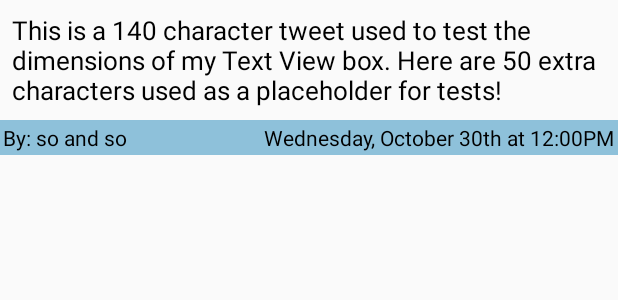
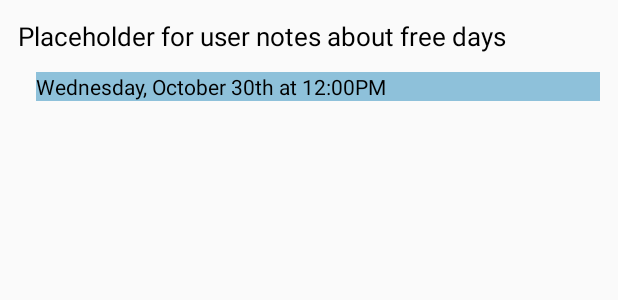
Before and after one commit to nifferdil/Free-Days, an Android app: the layout note_list_item.xml on its own in the app's theme, with its tools: preview values and no code run, on a phone screen of 412 x 824 dp. Shown: the top 300 px of the screen. Run offline under Robolectric (Android 15) with nearby library versions, the phone set to English and light mode, and no system bars.

```diff
--- a/app/src/main/java/UI/FreeDaysActivity.java
+++ b/app/src/main/java/UI/FreeDaysActivity.java
@@ -55,7 +55,6 @@ public class FreeDaysActivity extends AppCompatActivity {
                 startActivity(intent);
             }
         });
-
     }
 
     private void setLayoutConTent() {
--- a/app/src/main/res/layout/note_list_item.xml
+++ b/app/src/main/res/layout/note_list_item.xml
@@ -1,4 +1,3 @@
-
 <?xml version="1.0" encoding="utf-8"?>
 <RelativeLayout xmlns:android="http://schemas.android.com/apk/res/android"
     android:orientation="vertical"
@@ -6,44 +5,27 @@
     android:layout_height="wrap_content">
 
     <TextView
-        android:layout_width="wrap_content"
+        android:layout_width="match_parent"
         android:layout_height="wrap_content"
-        android:textAppearance="?android:attr/textAppearanceSmall"
-        android:text="By: so and so"
-        android:id="@+id/nameLabel"
-        android:enabled="true"
-        android:background="#8ec1da"
+        android:text="Placeholder for user notes about free days"
+        android:id="@+id/noteLabel"
+        android:textSize="17sp"
         android:textColor="@android:color/black"
-        android:padding="2dp"
-        android:layout_below="@+id/tweetLabel"
-        android:layout_alignParentLeft="true"
+        android:layout_alignParentTop="true"
         android:layout_alignParentStart="true"
-        android:layout_toLeftOf="@+id/dateLabel"
-        android:layout_toStartOf="@+id/dateLabel"/>
+        android:layout_margin="12sp" />
 
     <TextView
-        android:layout_width="wrap_content"
+        android:layout_width="match_parent"
         android:layout_height="wrap_content"
         android:textAppearance="?android:attr/textAppearanceSmall"
         android:text="Wednesday, October 30th at 12:00PM"
         android:id="@+id/dateLabel"
         android:background="#8ec1da"
         android:textColor="@android:color/black"
-        android:padding="2dp"
-        android:layout_alignTop="@+id/nameLabel"
-        android:layout_alignParentRight="true"
-        android:layout_alignParentEnd="true"/>
-
-    <TextView
-        android:layout_width="match_parent"
-        android:layout_height="wrap_content"
-        android:text="This is a 140 character tweet used to test the dimensions of my Text View box. Here are 50 extra characters used as a placeholder for tests!"
-        android:id="@+id/tweetLabel"
-        android:textSize="17sp"
-        android:textColor="@android:color/black"
-        android:padding="8dp"
-        android:layout_alignParentTop="true"
-        android:layout_alignParentLeft="true"
-        android:layout_alignParentStart="true"/>
+        android:layout_marginLeft="12sp"
+        android:layout_marginRight="12sp"
+        android:layout_below="@+id/noteLabel"
+        android:layout_alignStart="@+id/noteLabel" />
 
 </RelativeLayout>
```
Also changed, not shown: app/src/main/java/Models/Note.java (+25 -4 lines), app/src/main/java/UI/CategoryActivity.java (+9 -6 lines), app/src/main/java/UI/NoteActivity.java (+6 -10 lines), app/src/main/java/adapters/NoteAdapter.java (added, +70 -0 lines), app/src/main/res/layout/activity_category.xml (+4 -4 lines), 1 other file.
